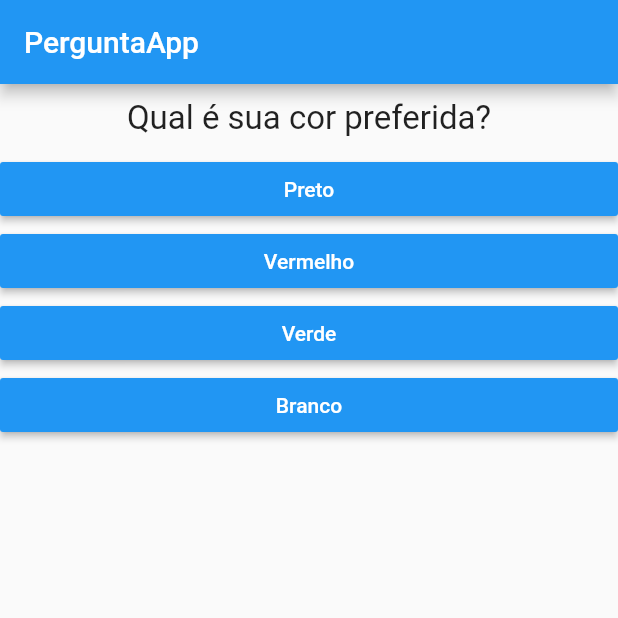
After one commit to leandromt/flutter-questions, a Flutter app: the screen it shows after launch, on a phone screen of 412 x 824 dp, the top half of it. The commit adds this screen. Run offline on Flutter 3.47's test engine with Material 2 defaults, Android fonts, the phone set to English and light mode, and no system bars.

Commit message:
Add Widget Questionario

```diff
--- a/lib/main.dart
+++ b/lib/main.dart
@@ -1,6 +1,5 @@
 import 'package:flutter/material.dart';
-import './questao.dart';
-import './resposta.dart';
+import './questionario.dart';
 import './resultado.dart';
 
 main() => runApp(PerguntaApp());
@@ -26,7 +25,6 @@ class _PerguntaAppState extends State<PerguntaApp> {
     setState(() {
       _perguntaSelecionada++;
     });
-    print(_perguntaSelecionada);
   }
 
   bool get temPerguntaSelecionada {
@@ -35,21 +33,16 @@ class _PerguntaAppState extends State<PerguntaApp> {
 
   @override
   Widget build(BuildContext context) {
-    List<String> respostas = temPerguntaSelecionada
-        ? _perguntas[_perguntaSelecionada]['respostas']
-        : null;
-
     return MaterialApp(
       home: Scaffold(
         appBar: AppBar(
           title: Text('PerguntaApp'),
         ),
         body: temPerguntaSelecionada
-            ? Column(
-                children: <Widget>[
-                  Questao(_perguntas[_perguntaSelecionada]['texto']),
-                  ...respostas.map((t) => Respota(t, _responder)).toList()
-                ],
+            ? Questionario(
+                perguntas: _perguntas,
+                perguntaSelecionada: _perguntaSelecionada,
+                quandoResponder: _responder,
               )
             : Resultado(),
       ),
--- /dev/null
+++ b/lib/questionario.dart
@@ -0,0 +1,35 @@
+import 'package:flutter/material.dart';
+import './resposta.dart';
+import './questao.dart';
+
+class Questionario extends StatelessWidget {
+  final List<Map<String, Object>> perguntas;
+  final int perguntaSelecionada;
+  final void Function() quandoResponder;
+
+  Questionario({
+    @required this.perguntas,
+    @required this.perguntaSelecionada,
+    @required this.quandoResponder,
+  });
+
+  bool get temPerguntaSelecionada {
+    return perguntaSelecionada < perguntas.length;
+  }
+
+  @override
+  Widget build(BuildContext context) {
+    List<String> respostas = temPerguntaSelecionada
+        ? perguntas[perguntaSelecionada]['respostas']
+        : null;
+
+    return Container(
+      child: Column(
+        children: <Widget>[
+          Questao(perguntas[perguntaSelecionada]['texto']),
+          ...respostas.map((t) => Respota(t, quandoResponder)).toList()
+        ],
+      ),
+    );
+  }
+}
```
